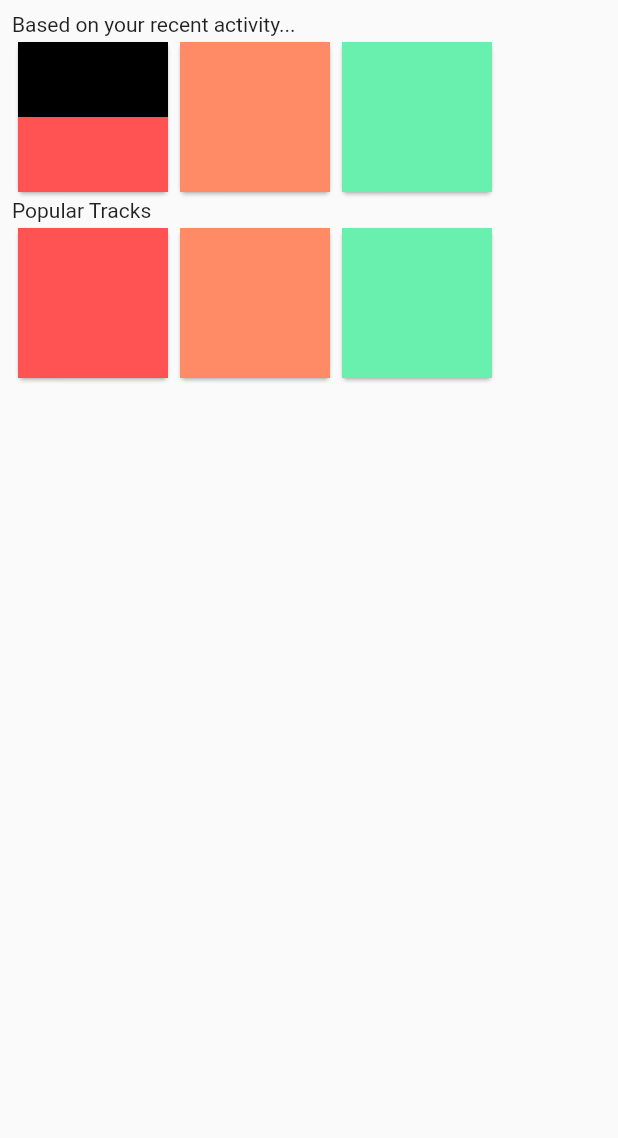
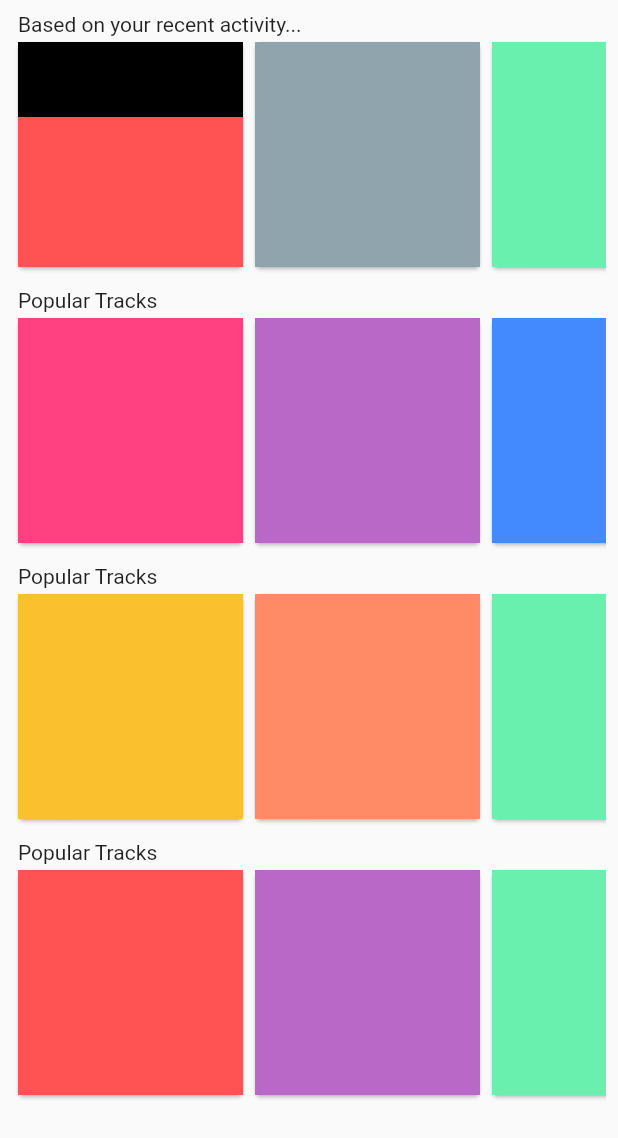
Before and after one commit to jonahbard/Modulate, a Flutter app: the ExplorePage widget shown alone on an empty page, opened directly, on a phone screen of 412 x 824 dp. Shown: the top 1138 px of the screen. Run offline on Flutter 3.47's test engine with Material 2 defaults, Android fonts, the phone set to English and light mode, and no system bars; our stand-ins replace cloud_firestore, firebase_auth, firebase_core; accounts and stored records are empty.

Commit message:
added colorful and scrollable explore cards

```diff
--- a/lib/screens/explore.dart
+++ b/lib/screens/explore.dart
@@ -10,54 +10,118 @@ class _ExplorePageState extends State<ExplorePage> {
   Widget build(BuildContext context) {
     return Padding(
       padding: const EdgeInsets.all(8.0),
+      child: SingleChildScrollView(
         child: Column(children: <Widget>[
           SizedBox(
             width: double.infinity,
             child: Container(
+              padding: EdgeInsets.fromLTRB(4, 0, 0, 0),
               child: Text(
                 "Based on your recent activity...",
                 textAlign: TextAlign.left,
               ),
             ),
           ),
-        Row(
+          SingleChildScrollView(
+            scrollDirection: Axis.horizontal,
+            child: Row(
               children: [
                 Card(
                     child: Container(
-                    width: 100,
-                    height: 100,
+                        width: 150,
+                        height: 150,
                         color: Colors.redAccent,
                         child: Column(
                           children: [
-                        Container(width: 100, height: 50, color: Colors.black),
+                            Container(
+                                width: 150, height: 50, color: Colors.black),
                           ],
                         ))),
                 Card(
                     child: Container(
-                    width: 100, height: 100, color: Colors.deepOrange[300])),
+                        width: 150, height: 150, color: Colors.blueGrey[300])),
                 Card(
                     child: Container(
-                    width: 100, height: 100, color: Colors.greenAccent))
+                        width: 150, height: 150, color: Colors.greenAccent))
               ],
+            ),
+          ),
+          SizedBox(
+            height: 10,
           ),
           SizedBox(
               width: double.infinity,
               child: Container(
+                  padding: EdgeInsets.fromLTRB(4, 0, 0, 0),
                   child: Text("Popular Tracks", textAlign: TextAlign.left))),
-        Row(
+          SingleChildScrollView(
+            scrollDirection: Axis.horizontal,
+            child: Row(
               children: [
                 Card(
                     child: Container(
-                    width: 100, height: 100, color: Colors.redAccent)),
+                        width: 150, height: 150, color: Colors.pinkAccent)),
                 Card(
                     child: Container(
-                    width: 100, height: 100, color: Colors.deepOrange[300])),
+                        width: 150, height: 150, color: Colors.purple[300])),
                 Card(
                     child: Container(
-                    width: 100, height: 100, color: Colors.greenAccent))
+                        width: 150, height: 150, color: Colors.blueAccent))
               ],
+            ),
+          ),
+          SizedBox(
+            height: 10,
+          ),
+          SizedBox(
+              width: double.infinity,
+              child: Container(
+                  padding: EdgeInsets.fromLTRB(4, 0, 0, 0),
+                  child: Text("Popular Tracks", textAlign: TextAlign.left))),
+          SingleChildScrollView(
+            scrollDirection: Axis.horizontal,
+            child: Row(
+              children: [
+                Card(
+                    child: Container(
+                        width: 150, height: 150, color: Colors.yellow[700])),
+                Card(
+                    child: Container(
+                        width: 150,
+                        height: 150,
+                        color: Colors.deepOrange[300])),
+                Card(
+                    child: Container(
+                        width: 150, height: 150, color: Colors.greenAccent))
+              ],
+            ),
+          ),
+          SizedBox(
+            height: 10,
+          ),
+          SizedBox(
+              width: double.infinity,
+              child: Container(
+                  padding: EdgeInsets.fromLTRB(4, 0, 0, 0),
+                  child: Text("Popular Tracks", textAlign: TextAlign.left))),
+          SingleChildScrollView(
+            scrollDirection: Axis.horizontal,
+            child: Row(
+              children: [
+                Card(
+                    child: Container(
+                        width: 150, height: 150, color: Colors.redAccent)),
+                Card(
+                    child: Container(
+                        width: 150, height: 150, color: Colors.purple[300])),
+                Card(
+                    child: Container(
+                        width: 150, height: 150, color: Colors.greenAccent))
+              ],
+            ),
           )
         ]),
+      ),
     );
   }
 }
```
Lines whose indentation alone changed are shown as unchanged.
